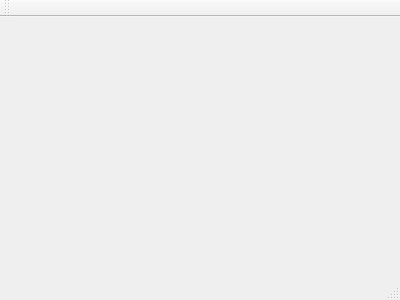
This is FaceScanKinect/mainwindow.ui in swenninger/FaceScanning as Qt 5 draws it before an edit. The edited form follows.
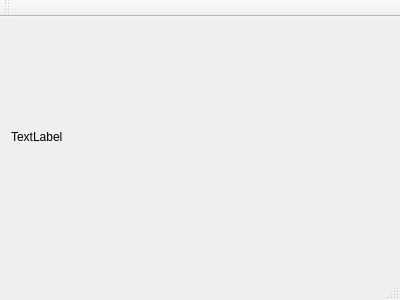
This is the edited form.

Commit message: Actually Grabbing and Displaying Color Frame

```diff
--- a/FaceScanKinect/mainwindow.ui
+++ b/FaceScanKinect/mainwindow.ui
@@ -13,7 +13,27 @@
   <property name="windowTitle">
    <string>MainWindow</string>
   </property>
-  <widget class="QWidget" name="centralWidget"/>
+  <widget class="QWidget" name="centralWidget">
+   <widget class="QWidget" name="verticalLayoutWidget">
+    <property name="geometry">
+     <rect>
+      <x>0</x>
+      <y>-1</y>
+      <width>401</width>
+      <height>241</height>
+     </rect>
+    </property>
+    <layout class="QVBoxLayout" name="verticalLayout">
+     <item>
+      <widget class="QLabel" name="colorLabel">
+       <property name="text">
+        <string>TextLabel</string>
+       </property>
+      </widget>
+     </item>
+    </layout>
+   </widget>
+  </widget>
   <widget class="QMenuBar" name="menuBar">
    <property name="geometry">
     <rect>
```
The commit also changes 8 other files.
